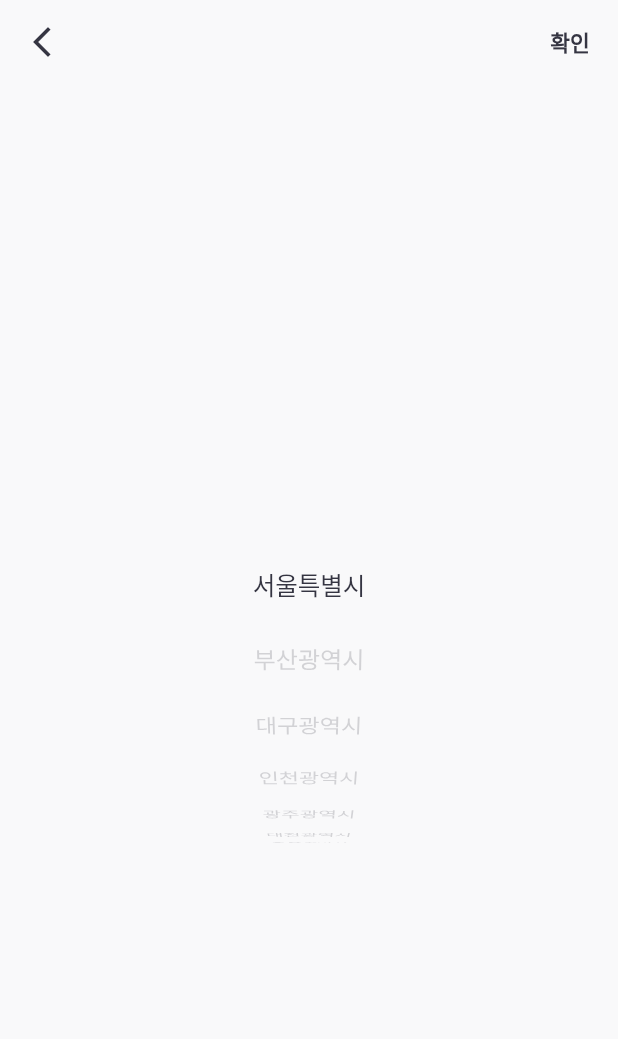
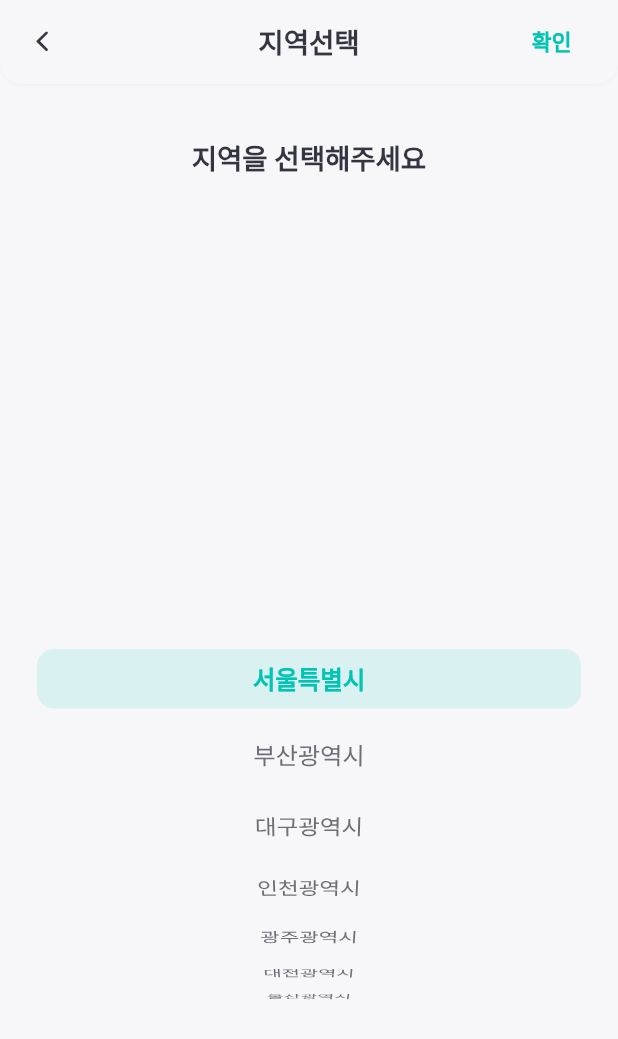
Before and after one commit to Epin-platforms/nadal, a Flutter app: the LocalPicker screen opened directly, on a phone screen of 412 x 824 dp. Shown: the top 1039 px of the screen. Run offline on Flutter 3.47's test engine with Material 3 defaults, Android fonts, the phone set to English and light mode, and no system bars; our stand-ins replace animate_do, app_links, bootstrap_icons, cached_network_image, cloud_firestore, connectivity_plus and 24 more; missing offline and left inert: app_badge_plus, image_gallery_saver_plus, kakao_flutter_sdk, kpostal; accounts and stored records are empty; network calls fail; Roboto replaces fonts that are missing (pre).

Commit message:
지역 선택 수정

```diff
--- a/lib/manager/form/auth/Auth_Form_Manager.dart
+++ b/lib/manager/form/auth/Auth_Form_Manager.dart
@@ -1,3 +1,5 @@
+import 'package:my_sports_calendar/manager/form/widget/DateTime_Manager.dart';
+
 class AuthFormManager{
   //연차로 변경
   static String careerDateToYearText(String? date){
--- a/lib/manager/form/widget/Text_Form_Manager.dart
+++ b/lib/manager/form/widget/Text_Form_Manager.dart
@@ -1,4 +1,3 @@
-import 'package:flutter/material.dart';
 import 'package:intl/intl.dart';
 import 'package:my_sports_calendar/manager/project/Import_Manager.dart';
 
@@ -89,6 +88,7 @@ class TextFormManager{
   static String timeAgo({required dynamic item}) {
     DateTime? date;
 
+    //createAt은 timeStamp이므로 local로 변경
     if(item is String){
       date = DateTimeManager.parseUtcToLocalSafe(item);
     }else{
@@ -130,8 +130,8 @@ class TextFormManager{
   }
 
   static String fromToDate(dynamic from, dynamic to, {bool isAllDay = false}){
-    DateTime fromDate = (from is String) ? DateTimeManager.parseUtcToLocalSafe(from) : from;
-    DateTime toDate = (to is String) ? DateTimeManager.parseUtcToLocalSafe(to) : to;
+    DateTime fromDate = (from is String) ? DateTime.parse(from) : from;
+    DateTime toDate = (to is String) ? DateTime.parse(to) : to;
 
     if(isAllDay){
       final String allDayForm = DateTime.now().year == fromDate.year ? 'M월 d일 (E)' : 'yyyy년 M월 d일 (E)';
--- a/lib/manager/picker/Local_Picker.dart
+++ b/lib/manager/picker/Local_Picker.dart
@@ -1,4 +1,3 @@
-
 import '../project/Import_Manager.dart';
 
 class LocalPicker extends StatefulWidget {
@@ -10,15 +9,19 @@ class LocalPicker extends StatefulWidget {
 }
 
 class _LocalPickerState extends State<LocalPicker> {
-  final locals = ListPackage.local.keys.toList();
-  late String local;
+  final List<String> _locals = ListPackage.local.keys.toList();
+  late String _selectedLocal;
   late FixedExtentScrollController _wheelController;
 
   @override
   void initState() {
     super.initState();
-    local = widget.initLocal ?? locals[0];
-    _wheelController = FixedExtentScrollController(initialItem: locals.indexOf(local));
+    _selectedLocal = widget.initLocal ?? _locals.first;
+
+    final initialIndex = _locals.indexOf(_selectedLocal);
+    _wheelController = FixedExtentScrollController(
+        initialItem: initialIndex.clamp(0, _locals.length - 1)
+    );
   }
 
   @override
@@ -27,72 +30,111 @@ class _LocalPickerState extends State<LocalPicker> {
     super.dispose();
   }
 
-  void _handleTap(int index) {
-    final selected = locals[index];
-    if (selected == local) {
-      Navigator.of(context).pop(selected); // 선택된 항목이면 pop
+  void _selectItem(int index) {
+    if (index < 0 || index >= _locals.length) return;
+
+    final selectedItem = _locals[index];
+    if (selectedItem == _selectedLocal) {
+      Navigator.of(context).pop(selectedItem);
     } else {
+      _selectedLocal = selectedItem;
       _wheelController.animateToItem(
         index,
-        duration: Duration(milliseconds: 300),
-        curve: Curves.easeInOut,
+        duration: const Duration(milliseconds: 250),
+        curve: Curves.easeOut,
       );
-      setState(() {
-        local = selected;
-      });
+    }
+  }
+
+  void _onScrollChanged(int index) {
+    if (index >= 0 && index < _locals.length) {
+      _selectedLocal = _locals[index];
     }
   }
 
   @override
   Widget build(BuildContext context) {
     final theme = Theme.of(context);
-    return SafeArea(
-      child: IosPopGesture(
+    final colorScheme = theme.colorScheme;
+
+    return IosPopGesture(
       child: Scaffold(
-          backgroundColor: Theme.of(context).scaffoldBackgroundColor.withAlpha(200),
-          appBar: AppBar(
-            backgroundColor: Colors.transparent,
-            leading: IconButton(
-              onPressed: () => Navigator.of(context).pop(),
-              icon: Icon(Icons.arrow_back_ios_new, color: Theme.of(context).colorScheme.onSurface),
-            ),
+        appBar: NadalAppbar(
+          title: '지역선택',
           actions: [
             TextButton(
-                onPressed: () => Navigator.of(context).pop(local),
-                child: Text('확인', style: theme.textTheme.labelLarge),
+              onPressed: () => Navigator.of(context).pop(_selectedLocal),
+              child: Text(
+                '확인',
+                style: theme.textTheme.labelLarge?.copyWith(
+                  color: colorScheme.primary,
+                  fontWeight: FontWeight.w600,
+                ),
+              ),
             ),
           ],
         ),
-          body: Padding(
-            padding: EdgeInsets.only(bottom: 200, top: 100),
+        body: SafeArea(
+          child: Container(
+            padding: EdgeInsets.symmetric(horizontal: 16.w),
+            child: Column(
+              children: [
+                SizedBox(height: 40.h),
+                // 제목
+                Text(
+                  '지역을 선택해주세요',
+                  style: theme.textTheme.titleLarge?.copyWith(
+                    fontWeight: FontWeight.w600,
+                  ),
+                ),
+
+                SizedBox(height: 60.h),
+
+                // 휠 스크롤뷰
+                Expanded(
                   child: ListWheelScrollView.useDelegate(
                     controller: _wheelController,
-              itemExtent: 45.h,
-              diameterRatio: 1.2,
+                    itemExtent: 50.h,
+                    diameterRatio: 1.5,
                     physics: const FixedExtentScrollPhysics(),
-              onSelectedItemChanged: (index) {
-                setState(() {
-                  local = locals[index];
-                });
-              },
+                    onSelectedItemChanged: _onScrollChanged,
                     childDelegate: ListWheelChildBuilderDelegate(
                       builder: (context, index) {
+                        final isSelected = _selectedLocal == _locals[index];
+
                         return GestureDetector(
-                    onTap: () => _handleTap(index),
+                          onTap: () => _selectItem(index),
                           behavior: HitTestBehavior.opaque,
-                    child: Center(
+                          child: Container(
+                            alignment: Alignment.center,
+                            decoration: BoxDecoration(
+                              borderRadius: BorderRadius.circular(12.r),
+                              color: isSelected
+                                  ? colorScheme.primary.withAlpha(30)
+                                  : Colors.transparent,
+                            ),
+                            margin: EdgeInsets.symmetric(horizontal: 8.w, vertical: 4.h),
                             child: Text(
-                        locals[index],
-                        style: Theme.of(context).textTheme.titleMedium?.copyWith(
-                            color: local == locals[index]
-                                ? Theme.of(context).colorScheme.onSurface
-                                : Theme.of(context).colorScheme.onSurface.withValues(alpha: 0.2))
+                              _locals[index],
+                              style: theme.textTheme.titleMedium?.copyWith(
+                                color: isSelected
+                                    ? colorScheme.primary
+                                    : colorScheme.onSurface.withAlpha(180),
+                                fontWeight: isSelected
+                                    ? FontWeight.w600
+                                    : FontWeight.w400,
+                              ),
                             ),
                           ),
                         );
                       },
-                childCount: locals.length,
+                      childCount: _locals.length,
                     ),
+                  ),
+                ),
+
+                SizedBox(height: 100.h),
+              ],
             ),
           ),
         ),
--- a/lib/model/app/Notifications_Model.dart
+++ b/lib/model/app/Notifications_Model.dart
@@ -1,3 +1,5 @@
+import 'package:my_sports_calendar/manager/form/widget/DateTime_Manager.dart';
+
 class NotificationModel{
   int notificationId;
   String uid;
@@ -24,7 +26,7 @@ class NotificationModel{
         uid: json['uid'],
         subTitle: json['subTitle'],
         routing: json['routing'],
-        createAt: DateTime.parse(json['createAt']),
+        createAt: DateTimeManager.parseUtcToLocal(json['createAt']),
         isRead: json['readState'] == 1 ? true : false,
     );
   }
--- a/lib/model/chat/Chat.dart
+++ b/lib/model/chat/Chat.dart
@@ -65,7 +65,6 @@ class Chat{
 
 
   factory Chat.fromJson({required Map<String,dynamic> json}){
-    print(json['createAt']);
     final type = intToChatType(json['type']);
     final uid = json['uid'] ?? '-1';
     return Chat(
@@ -79,8 +78,8 @@ class Chat{
         createAt: DateTimeManager.parseUtcToLocalSafe(json['createAt']) ?? DateTime.now(),
         updateAt: DateTimeManager.parseUtcToLocalSafe(json['updateAt']) ?? DateTime.now(),
         title: json['title'],
-        startDate: DateTimeManager.parseUtcToLocalSafe(json['startDate']),
-        endDate: DateTimeManager.parseUtcToLocalSafe(json['endDate']),
+        startDate: DateTime.tryParse(json['startDate'] ?? ''),
+        endDate: DateTime.tryParse(json['endDate'] ?? ''),
         tag: json['tag'],
         name: uid == -1 ? '(알수없음)' : json['name'] ,//이름이 없다면 탈퇴한 사용자
         gender: uid == -1 ? '?' : json['gender'],
--- a/lib/model/league/League_Model.dart
+++ b/lib/model/league/League_Model.dart
@@ -28,7 +28,7 @@ class LeagueModel{
         title: map['title'],
         location: map['location'],
         local: map['local'],
-        date: DateTimeManager.parseUtcToLocalSafe(map['date']) ?? DateTime.now(),
+        date: DateTime.parse(map['date']),
         imageUrl: map['imageUrl'],
         link: map['link'],
         sports: map['sports']);
--- a/lib/model/qna/Qna_Model.dart
+++ b/lib/model/qna/Qna_Model.dart
@@ -37,7 +37,7 @@ class QnaModel{
         createAt: DateTimeManager.parseUtcToLocalSafe(map['createAt']) ?? DateTime.now(),
         answerMid: map['answerMid'],
         answer: map['answer'],
-        answerAt: DateTimeManager.parseUtcToLocalSafe(map['answerAt']),
+        answerAt: DateTime.tryParse(map['answerAt'] ?? ''),
         isFaq: map['isFaq'] == 1,
         managerName: map['managerName'],
         managerProfileImage: map['managerProfileImage']
--- a/lib/provider/auth/profile/Profile_Edit_Provider.dart
+++ b/lib/provider/auth/profile/Profile_Edit_Provider.dart
@@ -208,7 +208,7 @@ class ProfileEditProvider extends ChangeNotifier{
         .replaceAll('초보', '0')
         .replaceAll('?', '0')
         .replaceAll('년', '') != _careerController.text.trim()){
-      final DateTime _date = DateTime.parse(_originUser['career']);
+      final DateTime _date = DateTimeManager.parseUtcToLocal(_originUser['career']);
       final int year =  int.parse(_careerController.text.trim());
       sendData.addAll({
         'career': AuthFormManager.careerYearToDate(year, _date.month)
--- a/lib/provider/room/Room_Schedule_Provider.dart
+++ b/lib/provider/room/Room_Schedule_Provider.dart
@@ -1,4 +1,5 @@
 import 'package:flutter/material.dart';
+import 'package:my_sports_calendar/manager/form/widget/DateTime_Manager.dart';
 import 'package:my_sports_calendar/manager/server/Server_Manager.dart';
 import 'package:table_calendar/table_calendar.dart';
 
--- a/lib/screen/image/Image_View.dart
+++ b/lib/screen/image/Image_View.dart
@@ -128,7 +128,8 @@ class _ImageViewState extends State<ImageView> {
 
   @override
   Widget build(BuildContext context) {
-    return Scaffold(
+    return IosPopGesture(
+      child: Scaffold(
         appBar: NadalAppbar(
           actions: [
             if(widget.imageUrl.startsWith('http'))
@@ -203,6 +204,7 @@ class _ImageViewState extends State<ImageView> {
               )
           ],
         ),
+      ),
     );
   }
 }
--- a/lib/screen/my/widget/My_Schedule_Calendar.dart
+++ b/lib/screen/my/widget/My_Schedule_Calendar.dart
@@ -29,7 +29,7 @@ class _MyScheduleCalendarState extends State<MyScheduleCalendar> {
   List<Map> _getEventsForDay(DateTime day, List<Map> schedules) {
     final dayKey = DateTime(day.year, day.month, day.day);
     return schedules.where((schedule) {
-      final startDate = DateTimeManager.parseUtcToLocalSafe(schedule['startDate']);
+      final startDate = DateTime.tryParse(schedule['startDate'] ?? '');
       if (startDate == null) return false;
       final scheduleDay = DateTime(startDate.year, startDate.month, startDate.day);
       return scheduleDay == dayKey;
--- a/lib/screen/rooms/room/chat/bubble/Schedule_Chat_Bubble.dart
+++ b/lib/screen/rooms/room/chat/bubble/Schedule_Chat_Bubble.dart
@@ -172,7 +172,7 @@ class ScheduleChatBubble extends StatelessWidget {
                       ),
                        SizedBox(width: 4.w),
                       Text(
-                        '스케줄 보기',
+                        '자세히 보기',
                         style: TextStyle(
                           fontSize: 13.sp,
                           fontWeight: FontWeight.w600,
--- a/lib/widget/Overlab_Carousel.dart
+++ b/lib/widget/Overlab_Carousel.dart
@@ -109,7 +109,7 @@ class _CarouselOverlapState extends State<CarouselOverlap> {
                                     Row(
                                       children: [
                                         NadalDot(),
-                                        Text('개설일 ${DateFormat('yyyy.MM.dd', 'ko_KR').format(DateTime.parse(item['createAt']))}', style: theme.textTheme.labelMedium?.copyWith(fontSize: 12.sp ,color: const Color(0xfff1f1f1), fontWeight: FontWeight.w500, shadows: [
+                                        Text('개설일 ${DateFormat('yyyy.MM.dd', 'ko_KR').format(DateTimeManager.parseUtcToLocal(item['createAt']))}', style: theme.textTheme.labelMedium?.copyWith(fontSize: 12.sp ,color: const Color(0xfff1f1f1), fontWeight: FontWeight.w500, shadows: [
                                           Shadow(
                                             color: Theme.of(context).highlightColor,
                                             blurRadius: 3,
--- a/pubspec.yaml
+++ b/pubspec.yaml
@@ -87,6 +87,8 @@ dependencies:
 
   #형태지정
   intl: ^0.20.2
+  #아이폰 이미지 깨짐 방지처리
+  image: ^4.5.4
 
   #위젯
   table_calendar: ^3.2.0
```
Also changed, not shown: lib/manager/picker/City_Picker.dart (+143 -43 lines), lib/provider/chat/Chat_Provider.dart (+83 -35 lines), lib/provider/notification/Notification_Provider.dart (+42 -49 lines), pubspec.lock. Lines whose indentation alone changed are shown as unchanged.
